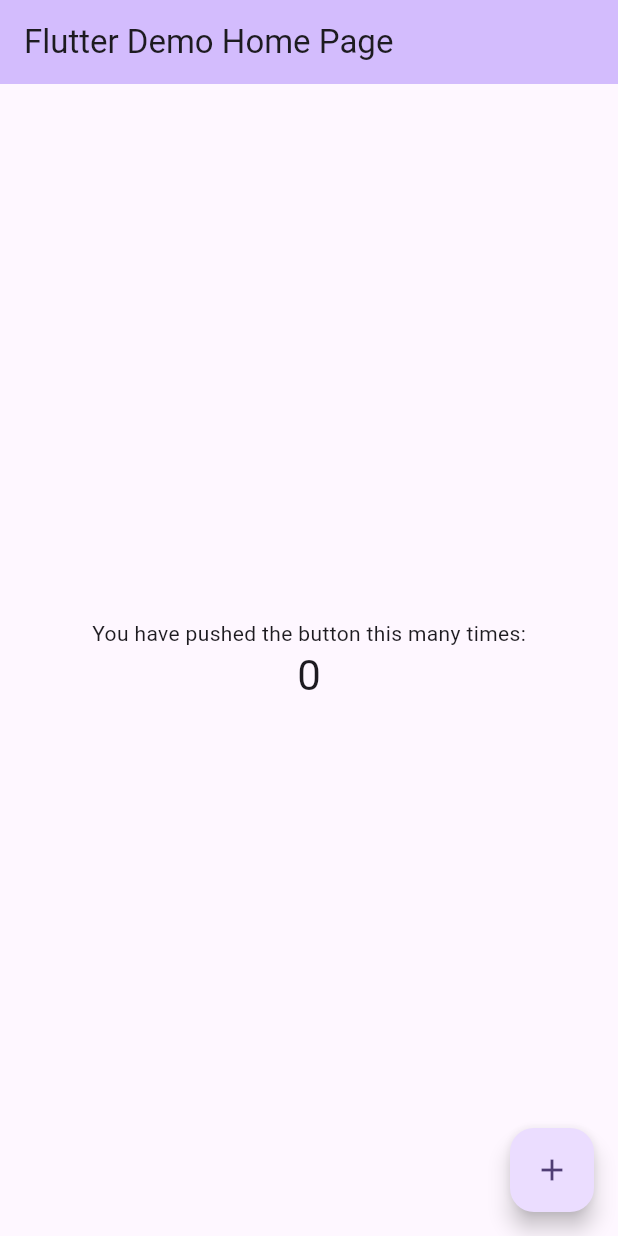
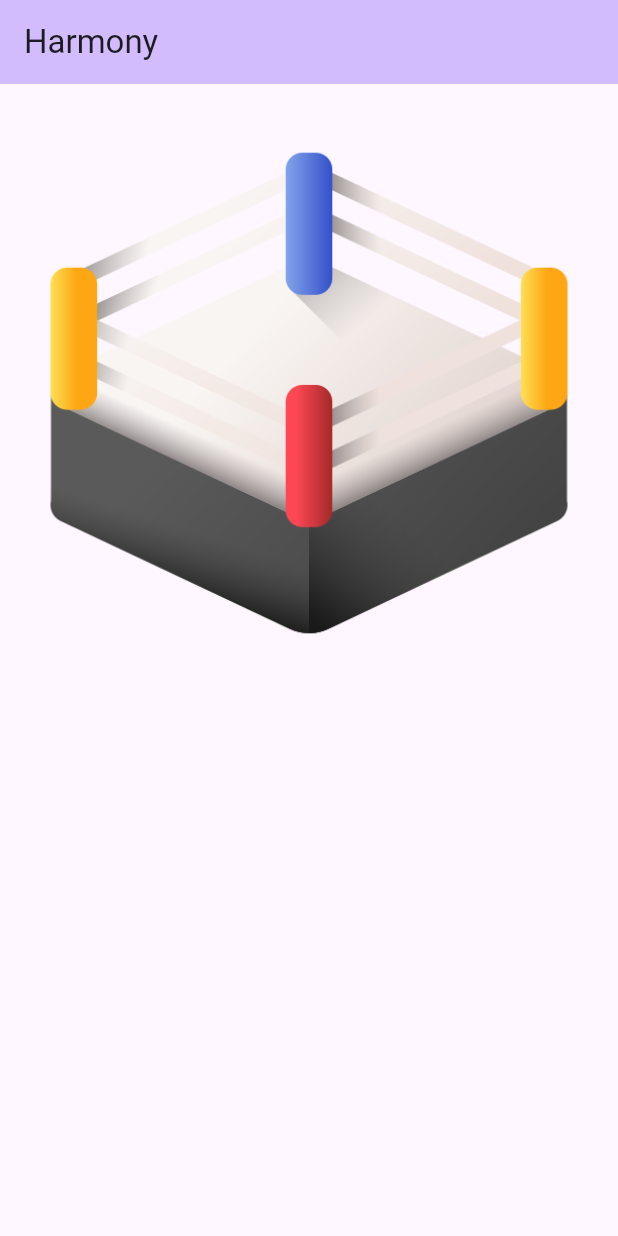
Before and after one commit to hulsambath/hamony, a Flutter app: the screen it shows after launch, on a phone screen of 412 x 824 dp. Run offline on Flutter 3.47's test engine with Material 3 defaults, Android fonts, the phone set to English and light mode, and no system bars.

```diff
--- a/lib/main.dart
+++ b/lib/main.dart
@@ -7,16 +7,16 @@ void main() {
 class MyApp extends StatelessWidget {
   const MyApp({super.key});
 
-  // This widget is the root of your application.
   @override
   Widget build(BuildContext context) {
     return MaterialApp(
+      debugShowCheckedModeBanner: false,
       title: 'Flutter Demo',
       theme: ThemeData(
         colorScheme: ColorScheme.fromSeed(seedColor: Colors.deepPurple),
         useMaterial3: true,
       ),
-      home: const MyHomePage(title: 'Flutter Demo Home Page'),
+      home: const MyHomePage(title: 'Harmony'),
     );
   }
 }
@@ -31,14 +31,6 @@ class MyHomePage extends StatefulWidget {
 }
 
 class _MyHomePageState extends State<MyHomePage> {
-  int _counter = 0;
-
-  void _incrementCounter() {
-    setState(() {
-      _counter++;
-    });
-  }
-
   @override
   Widget build(BuildContext context) {
     return Scaffold(
@@ -46,24 +38,8 @@ class _MyHomePageState extends State<MyHomePage> {
         backgroundColor: Theme.of(context).colorScheme.inversePrimary,
         title: Text(widget.title),
       ),
-      body: Center(
-        child: Column(
-          mainAxisAlignment: MainAxisAlignment.center,
-          children: <Widget>[
-            const Text(
-              'You have pushed the button this many times:',
-            ),
-            Text(
-              '$_counter',
-              style: Theme.of(context).textTheme.headlineMedium,
-            ),
-          ],
-        ),
-      ),
-      floatingActionButton: FloatingActionButton(
-        onPressed: _incrementCounter,
-        tooltip: 'Increment',
-        child: const Icon(Icons.add),
+      body: SizedBox.square(
+        child: Image.asset('assets/sambath/staging/harmony_icon.png'),
       ),
     );
   }
```
Also changed, not shown: pubspec.yaml (+9 -55 lines), assets/sambath/staging/harmony_icon.png (added), pubspec.lock, 6 other files.
